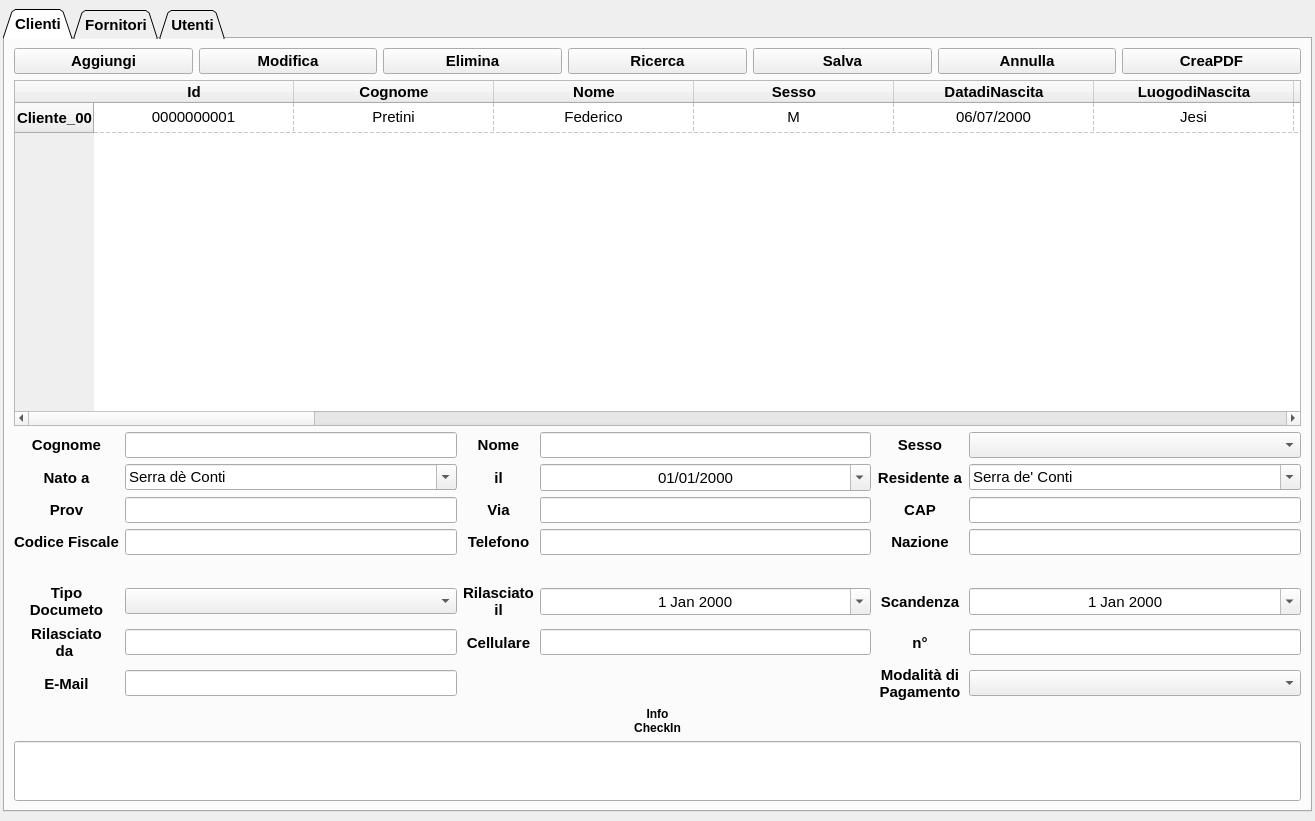
First picture: the form in ui/anagrafiche_window.ui, repository Raccispini/Progetto-Hotel, before the edit.
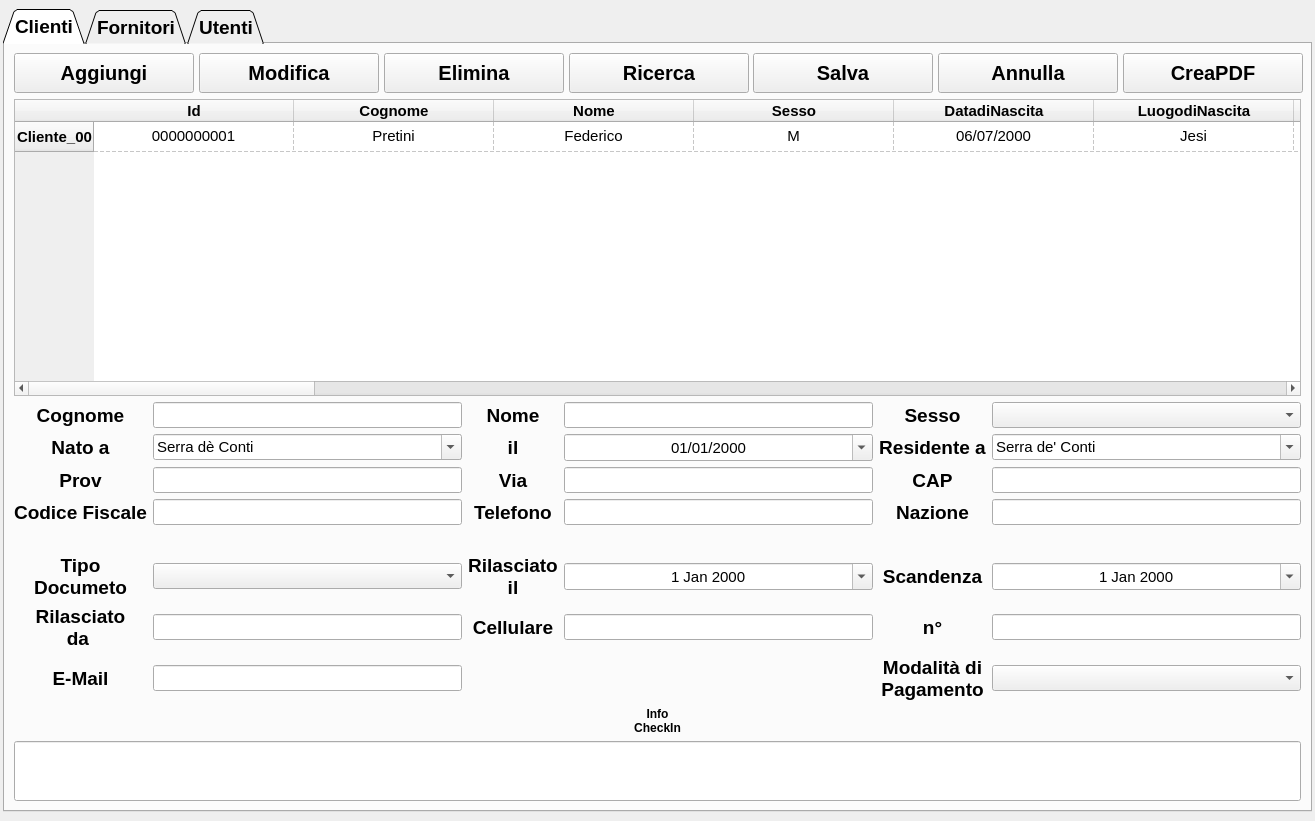
Second picture: the form after the edit. Icons and pictures are not drawn.

Diff of the .ui file:
```diff
--- a/ui/anagrafiche_window.ui
+++ b/ui/anagrafiche_window.ui
@@ -51,7 +51,7 @@
       <property name="font">
        <font>
         <family>Arial</family>
-        <pointsize>11</pointsize>
+        <pointsize>14</pointsize>
         <weight>75</weight>
         <bold>true</bold>
        </font>
@@ -80,6 +80,17 @@
          <layout class="QHBoxLayout" name="horizontalLayout_2">
           <item>
            <widget class="QPushButton" name="PB_add_Cliente">
+            <property name="minimumSize">
+             <size>
+              <width>180</width>
+              <height>40</height>
+             </size>
+            </property>
+            <property name="font">
+             <font>
+              <pointsize>15</pointsize>
+             </font>
+            </property>
             <property name="cursor">
              <cursorShape>PointingHandCursor</cursorShape>
             </property>
@@ -90,6 +101,17 @@
           </item>
           <item>
            <widget class="QPushButton" name="PB_modifica_Cliente">
+            <property name="minimumSize">
+             <size>
+              <width>180</width>
+              <height>40</height>
+             </size>
+            </property>
+            <property name="font">
+             <font>
+              <pointsize>15</pointsize>
+             </font>
+            </property>
             <property name="cursor">
              <cursorShape>PointingHandCursor</cursorShape>
             </property>
@@ -100,6 +122,17 @@
           </item>
           <item>
            <widget class="QPushButton" name="PB_Elimina">
+            <property name="minimumSize">
+             <size>
+              <width>180</width>
+              <height>40</height>
+             </size>
+            </property>
+            <property name="font">
+             <font>
+              <pointsize>15</pointsize>
+             </font>
+            </property>
             <property name="cursor">
              <cursorShape>PointingHandCursor</cursorShape>
             </property>
@@ -110,6 +143,17 @@
           </item>
           <item>
            <widget class="QPushButton" name="PB_ricerca_Cliente">
+            <property name="minimumSize">
+             <size>
+              <width>180</width>
+              <height>40</height>
+             </size>
+            </property>
+            <property name="font">
+             <font>
+              <pointsize>15</pointsize>
+             </font>
+            </property>
             <property name="cursor">
              <cursorShape>PointingHandCursor</cursorShape>
             </property>
@@ -123,6 +167,17 @@
             <property name="enabled">
              <bool>true</bool>
             </property>
+            <property name="minimumSize">
+             <size>
+              <width>180</width>
+              <height>40</height>
+             </size>
+            </property>
+            <property name="font">
+             <font>
+              <pointsize>15</pointsize>
+             </font>
+            </property>
             <property name="cursor">
              <cursorShape>PointingHandCursor</cursorShape>
             </property>
@@ -136,6 +191,17 @@
             <property name="enabled">
              <bool>true</bool>
             </property>
+            <property name="minimumSize">
+             <size>
+              <width>180</width>
+              <height>40</height>
+             </size>
+            </property>
+            <property name="font">
+             <font>
+              <pointsize>15</pointsize>
+             </font>
+            </property>
             <property name="cursor">
              <cursorShape>PointingHandCursor</cursorShape>
             </property>
@@ -152,6 +218,17 @@
           </item>
           <item>
            <widget class="QPushButton" name="PB_CreaPDF">
+            <property name="minimumSize">
+             <size>
+              <width>180</width>
+              <height>40</height>
+             </size>
+            </property>
+            <property name="font">
+             <font>
+              <pointsize>15</pointsize>
+             </font>
+            </property>
             <property name="cursor">
              <cursorShape>PointingHandCursor</cursorShape>
             </property>
```
Left out of the diff: 184 changed lines with no effect on the pictures.
